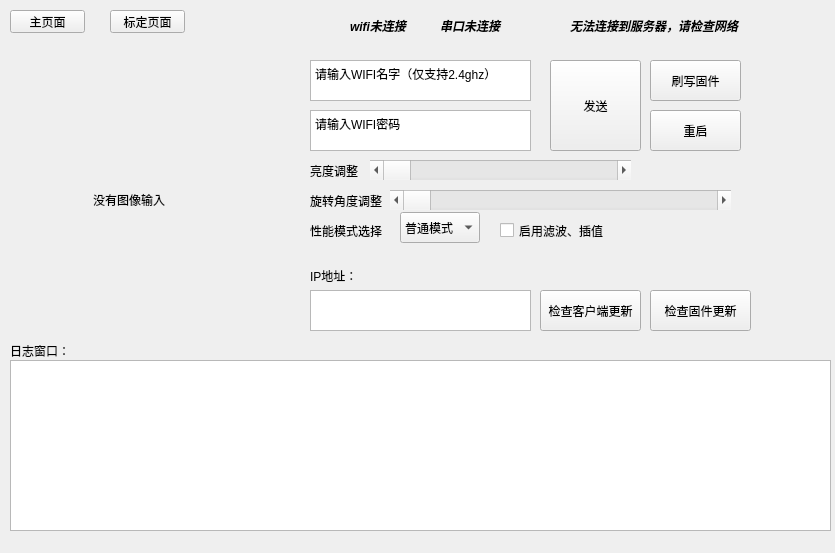
JellyfishKnight/paper_tracker, file ui/main_window.ui: the form before one commit.
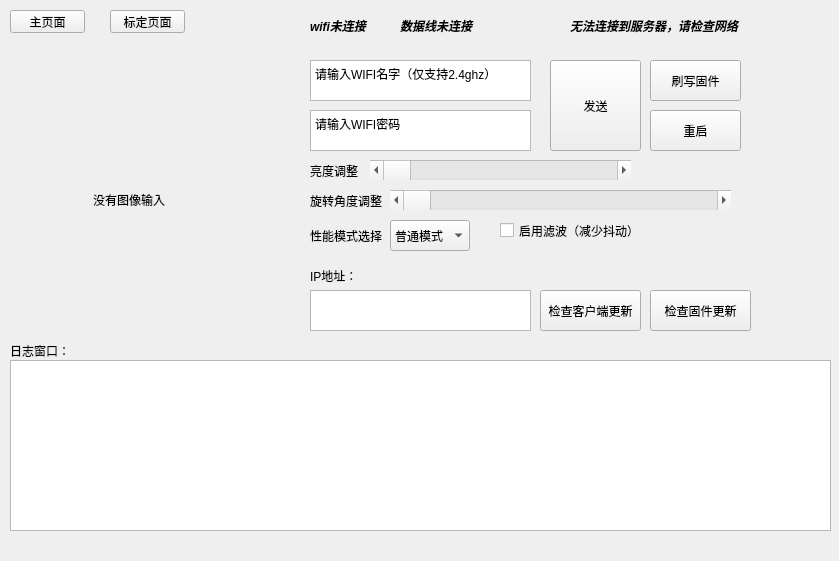
The form after the commit.

```diff
--- a/ui/main_window.ui
+++ b/ui/main_window.ui
@@ -6,8 +6,8 @@
    <rect>
     <x>0</x>
     <y>0</y>
-    <width>835</width>
-    <height>553</height>
+    <width>839</width>
+    <height>561</height>
    </rect>
   </property>
   <property name="windowTitle">
@@ -225,19 +225,19 @@
       <rect>
        <x>500</x>
        <y>170</y>
-       <width>111</width>
+       <width>141</width>
        <height>21</height>
       </rect>
      </property>
      <property name="text">
-      <string>启用滤波、插值</string>
+      <string>启用滤波（减少抖动）</string>
      </property>
     </widget>
     <widget class="QComboBox" name="EnergyModeBox">
      <property name="geometry">
       <rect>
-       <x>400</x>
-       <y>162</y>
+       <x>390</x>
+       <y>170</y>
        <width>80</width>
        <height>31</height>
       </rect>
@@ -267,7 +267,7 @@
        <x>310</x>
        <y>170</y>
        <width>81</width>
-       <height>21</height>
+       <height>31</height>
       </rect>
      </property>
      <property name="text">
@@ -945,9 +945,9 @@
   <widget class="QLabel" name="WifiConnectLabel">
    <property name="geometry">
     <rect>
-     <x>350</x>
+     <x>310</x>
      <y>10</y>
-     <width>71</width>
+     <width>81</width>
      <height>31</height>
     </rect>
    </property>
@@ -968,9 +968,9 @@
   <widget class="QLabel" name="SerialConnectLabel">
    <property name="geometry">
     <rect>
-     <x>440</x>
+     <x>400</x>
      <y>10</y>
-     <width>71</width>
+     <width>131</width>
      <height>31</height>
     </rect>
    </property>
@@ -986,7 +986,7 @@
     <cursorShape>ArrowCursor</cursorShape>
    </property>
    <property name="text">
-    <string>串口未连接</string>
+    <string>数据线未连接</string>
    </property>
    <property name="textFormat">
     <enum>Qt::TextFormat::AutoText</enum>
```
